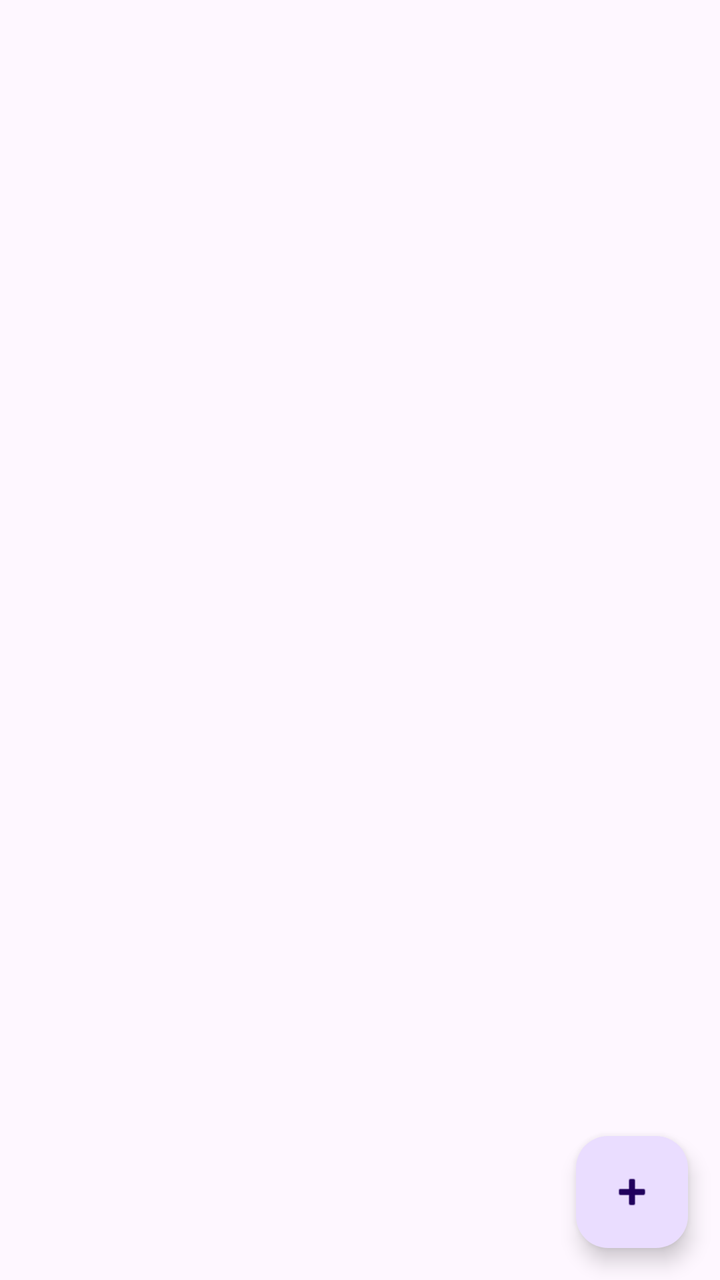
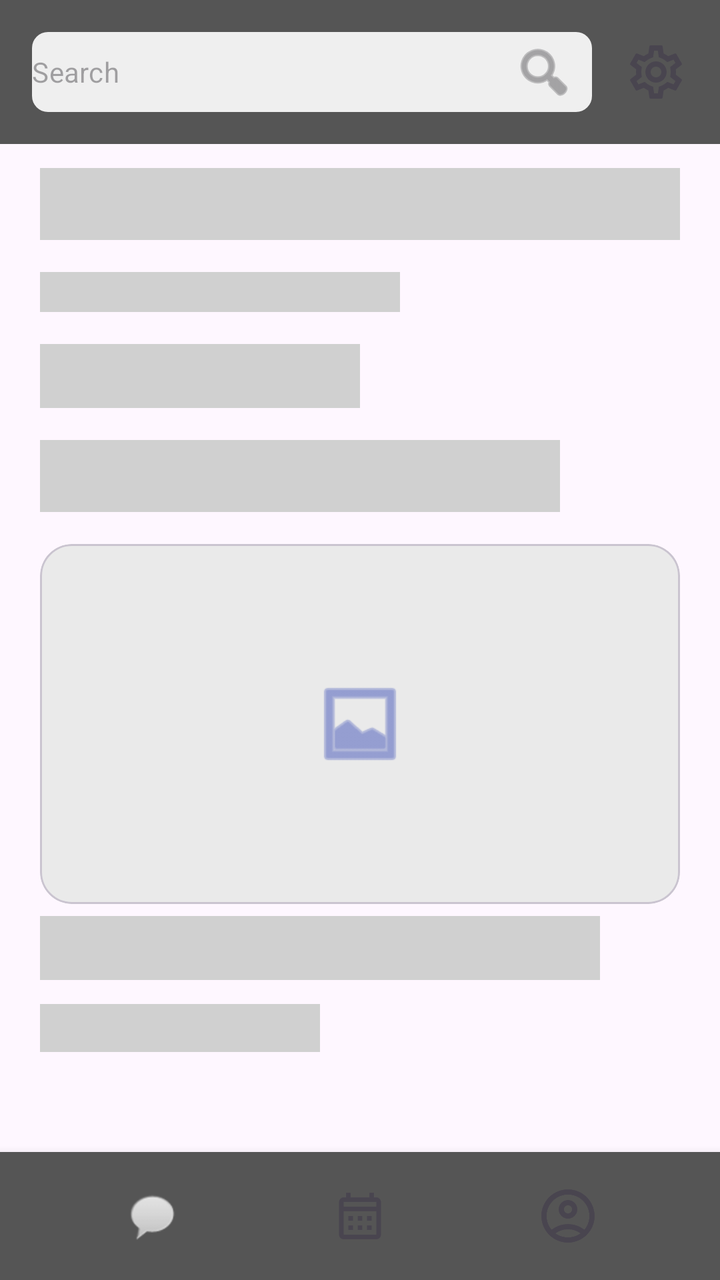

Before-and-after screenshots of an Android layout around one commit, followed by the original layout XML and the change that was made.
<!-- AndroidManifest.xml: application theme AppTheme -->
<!-- res/layout/fragment_feed.xml -->
<?xml version="1.0" encoding="utf-8"?>
<androidx.constraintlayout.widget.ConstraintLayout
  xmlns:android="http://schemas.android.com/apk/res/android"
  xmlns:app="http://schemas.android.com/apk/res-auto"
  android:layout_width="match_parent"
  android:layout_height="match_parent">

  <androidx.recyclerview.widget.RecyclerView
    android:id="@+id/recycler_feed"
    android:layout_width="0dp"
    android:layout_height="0dp"
    android:clipToPadding="false"
    android:paddingTop="8dp"
    android:paddingBottom="80dp"
    app:layout_constraintBottom_toBottomOf="parent"
    app:layout_constraintEnd_toEndOf="parent"
    app:layout_constraintStart_toStartOf="parent"
    app:layout_constraintTop_toTopOf="parent"/>

  <com.google.android.material.floatingactionbutton.FloatingActionButton
    android:id="@+id/fab_add_post"
    android:layout_width="wrap_content"
    android:layout_height="wrap_content"
    android:layout_margin="16dp"
    android:contentDescription="@string/create_post_title"
    android:src="@android:drawable/ic_input_add"
    app:layout_constraintBottom_toBottomOf="parent"
    app:layout_constraintEnd_toEndOf="parent"/>

</androidx.constraintlayout.widget.ConstraintLayout>
<!-- resources referenced by this layout -->
<resources>
  <string name="create_post_title">Create Post</string>
  <style name="AppTheme" parent="Theme.Material3.DayNight">
      
    </style>
</resources>

<!-- the commit's change to res/layout/fragment_feed.xml (unified diff, before → after) -->
@@ -1,30 +1,170 @@
 <?xml version="1.0" encoding="utf-8"?>
-<androidx.constraintlayout.widget.ConstraintLayout
-  xmlns:android="http://schemas.android.com/apk/res/android"
+<RelativeLayout xmlns:android="http://schemas.android.com/apk/res/android"
   xmlns:app="http://schemas.android.com/apk/res-auto"
   android:layout_width="match_parent"
-  android:layout_height="match_parent">
+  android:layout_height="match_parent"
+  android:background="?attr/colorSurface">
 
-  <androidx.recyclerview.widget.RecyclerView
-    android:id="@+id/recycler_feed"
-    android:layout_width="0dp"
-    android:layout_height="0dp"
-    android:clipToPadding="false"
-    android:paddingTop="8dp"
-    android:paddingBottom="80dp"
-    app:layout_constraintBottom_toBottomOf="parent"
-    app:layout_constraintEnd_toEndOf="parent"
-    app:layout_constraintStart_toStartOf="parent"
-    app:layout_constraintTop_toTopOf="parent"/>
+  
+  <LinearLayout
+    android:id="@+id/layout_header"
+    android:layout_width="match_parent"
+    android:layout_height="wrap_content"
+    android:layout_alignParentTop="true"
+    android:gravity="center_vertical"
+    android:orientation="horizontal"
+    android:padding="16dp"
+    android:background="#555555">
 
-  <com.google.android.material.floatingactionbutton.FloatingActionButton
-    android:id="@+id/fab_add_post"
-    android:layout_width="wrap_content"
-    android:layout_height="wrap_content"
-    android:layout_margin="16dp"
-    android:contentDescription="@string/create_post_title"
-    android:src="@android:drawable/ic_input_add"
-    app:layout_constraintBottom_toBottomOf="parent"
-    app:layout_constraintEnd_toEndOf="parent"/>
+    
+    <com.google.android.material.textfield.TextInputLayout
+      style="@style/Widget.MaterialComponents.TextInputLayout.OutlinedBox"
+      android:layout_width="0dp"
+      android:layout_height="wrap_content"
+      android:layout_weight="1"
+      app:boxBackgroundColor="#EFEFEF"
+      app:boxCornerRadiusBottomEnd="8dp"
+      app:boxCornerRadiusBottomStart="8dp"
+      app:boxCornerRadiusTopEnd="8dp"
+      app:boxCornerRadiusTopStart="8dp"
+      app:boxStrokeWidth="0dp"
+      app:endIconDrawable="@android:drawable/ic_menu_search"
+      app:endIconMode="custom"
+      app:hintEnabled="false">
 
-</androidx.constraintlayout.widget.ConstraintLayout>
+      <com.google.android.material.textfield.TextInputEditText
+        android:layout_width="match_parent"
+        android:layout_height="40dp"
+        android:hint="Search"
+        android:padding="0dp"
+        android:textSize="14sp" />
+    </com.google.android.material.textfield.TextInputLayout>
+
+    
+    <ImageView
+      android:id="@+id/btn_settings"
+      android:layout_width="32dp"
+      android:layout_height="32dp"
+      android:layout_marginStart="16dp"
+      android:contentDescription="@string/settings_label"
+      android:src="@drawable/outline_settings_24" />
+  </LinearLayout>
+
+  
+  <androidx.core.widget.NestedScrollView
+    android:layout_width="match_parent"
+    android:layout_height="match_parent"
+    android:layout_above="@id/bottom_navigation"
+    android:layout_below="@id/layout_header"
+    android:fillViewport="true">
+
+    <LinearLayout
+      android:layout_width="match_parent"
+      android:layout_height="wrap_content"
+      android:orientation="vertical"
+      android:paddingHorizontal="20dp">
+
+      
+      <View
+        android:layout_width="match_parent"
+        android:layout_height="36dp"
+        android:layout_marginTop="12dp"
+        android:background="#D0D0D0" />
+
+      
+      <View
+        android:layout_width="180dp"
+        android:layout_height="20dp"
+        android:layout_marginTop="16dp"
+        android:background="#D0D0D0" />
+
+      
+      <View
+        android:layout_width="160dp"
+        android:layout_height="32dp"
+        android:layout_marginTop="16dp"
+        android:background="#D0D0D0" />
+
+      
+      <View
+        android:layout_width="260dp"
+        android:layout_height="36dp"
+        android:layout_marginTop="16dp"
+        android:background="#D0D0D0" />
+
+      
+      <com.google.android.material.card.MaterialCardView
+        android:layout_width="match_parent"
+        android:layout_height="180dp"
+        android:layout_marginTop="16dp"
+        app:cardBackgroundColor="#EAEAEA"
+        app:cardCornerRadius="16dp"
+        app:cardElevation="0dp">
+
+        <ImageView
+          android:layout_width="48dp"
+          android:layout_height="48dp"
+          android:layout_gravity="center"
+          android:src="@android:drawable/ic_menu_gallery"
+          app:tint="#5C6BC0" />
+      </com.google.android.material.card.MaterialCardView>
+
+      
+      <View
+        android:layout_width="280dp"
+        android:layout_height="32dp"
+        android:layout_marginTop="6dp"
+        android:background="#D0D0D0" />
+
+      
+      <View
+        android:layout_width="140dp"
+        android:layout_height="24dp"
+        android:layout_marginTop="12dp"
+        android:layout_marginBottom="24dp"
+        android:background="#D0D0D0" />
+
+    </LinearLayout>
+  </androidx.core.widget.NestedScrollView>
+
+  
+  <LinearLayout
+    android:id="@+id/bottom_navigation"
+    android:layout_width="match_parent"
+    android:layout_height="64dp"
+    android:layout_alignParentBottom="true"
+    android:background="#555555"
+    android:elevation="8dp"
+    android:gravity="center_vertical"
+    android:orientation="horizontal"
+    android:paddingHorizontal="24dp">
+
+    
+    <ImageView
+      android:id="@+id/nav_chat"
+      android:layout_width="0dp"
+      android:layout_height="28dp"
+      android:layout_weight="1"
+      android:src="@android:drawable/sym_action_chat" />
+
+    
+    <ImageView
+      android:id="@+id/nav_calendar"
+      android:layout_width="0dp"
+      android:layout_height="28dp"
+      android:layout_weight="1"
+      android:contentDescription="@string/calendar_label"
+      android:src="@drawable/outline_calendar_month_24" />
+
+
+    
+    <ImageView
+      android:id="@+id/nav_profile"
+      android:layout_width="0dp"
+      android:layout_height="32dp"
+      android:layout_weight="1"
+      android:src="@drawable/outline_account_circle_24" />
+
+  </LinearLayout>
+
+</RelativeLayout>
<!-- resource entries referenced after the edit -->
@@ -1,6 +1,33 @@
 <!-- resources referenced by this layout -->
 <resources>
-  <string name="create_post_title">Create Post</string>
+  <!-- drawable outline_account_circle_24 (drawable) -->
+  <vector xmlns:android="http://schemas.android.com/apk/res/android"
+      android:width="24dp"
+      android:height="24dp"
+      android:viewportWidth="24"
+      android:viewportHeight="24"
+      android:tint="?attr/colorControlNormal">
+    <path
+        android:fillColor="@android:color/white"
+        android:pathData="M12,2C6.48,2 2,6.48 2,12s4.48,10 10,10s10,-4.48 10,-10S17.52,2 12,2zM7.35,18.5C8.66,17.56 10.26,17 12,17s3.34,0.56 4.65,1.5C15.34,19.44 13.74,20 12,20S8.66,19.44 7.35,18.5zM18.14,17.12L18.14,17.12C16.45,15.8 14.32,15 12,15s-4.45,0.8 -6.14,2.12l0,0C4.7,15.73 4,13.95 4,12c0,-4.42 3.58,-8 8,-8s8,3.58 8,8C20,13.95 19.3,15.73 18.14,17.12z"/>
+    <path
+        android:fillColor="@android:color/white"
+        android:pathData="M12,6c-1.93,0 -3.5,1.57 -3.5,3.5S10.07,13 12,13s3.5,-1.57 3.5,-3.5S13.93,6 12,6zM12,11c-0.83,0 -1.5,-0.67 -1.5,-1.5S11.17,8 12,8s1.5,0.67 1.5,1.5S12.83,11 12,11z"/>
+  </vector>
+  <!-- drawable outline_calendar_month_24 (drawable) -->
+  <vector xmlns:android="http://schemas.android.com/apk/res/android"
+      android:width="24dp"
+      android:height="24dp"
+      android:viewportWidth="24"
+      android:viewportHeight="24"
+      android:tint="?attr/colorControlNormal">
+    <path
+        android:fillColor="@android:color/white"
+        android:pathData="M19,4h-1V2h-2v2H8V2H6v2H5C3.89,4 3.01,4.9 3.01,6L3,20c0,1.1 0.89,2 2,2h14c1.1,0 2,-0.9 2,-2V6C21,4.9 20.1,4 19,4zM19,20H5V10h14V20zM19,8H5V6h14V8zM9,14H7v-2h2V14zM13,14h-2v-2h2V14zM17,14h-2v-2h2V14zM9,18H7v-2h2V18zM13,18h-2v-2h2V18zM17,18h-2v-2h2V18z"/>
+  </vector>
+  <!-- drawable outline_settings_24: vector/xml drawable (drawable, 2064 chars, omitted) -->
+  <string name="calendar_label">Calendar</string>
+  <string name="settings_label">Settings</string>
   <style name="AppTheme" parent="Theme.Material3.DayNight">
       
     </style>
